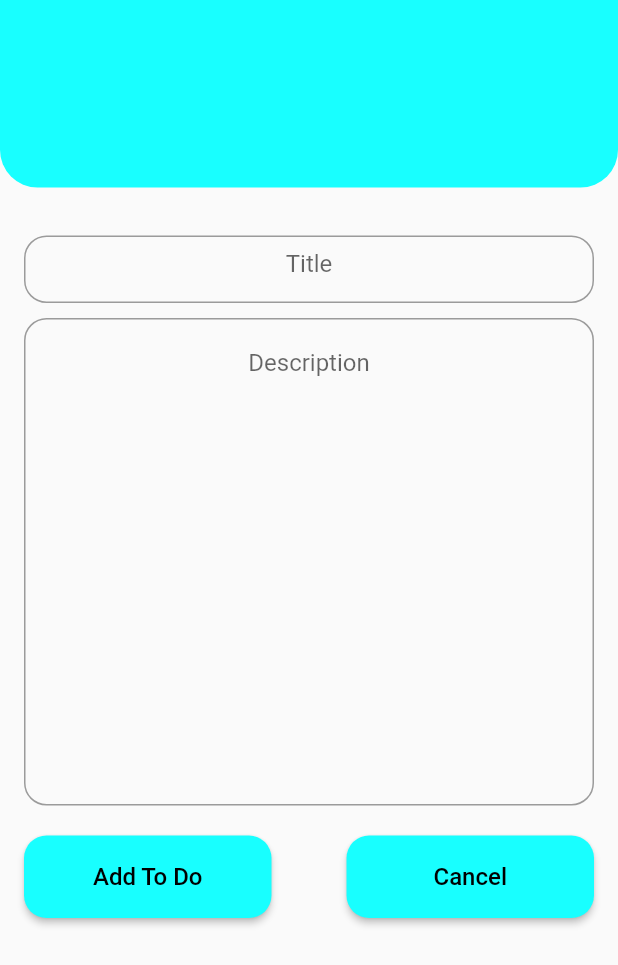
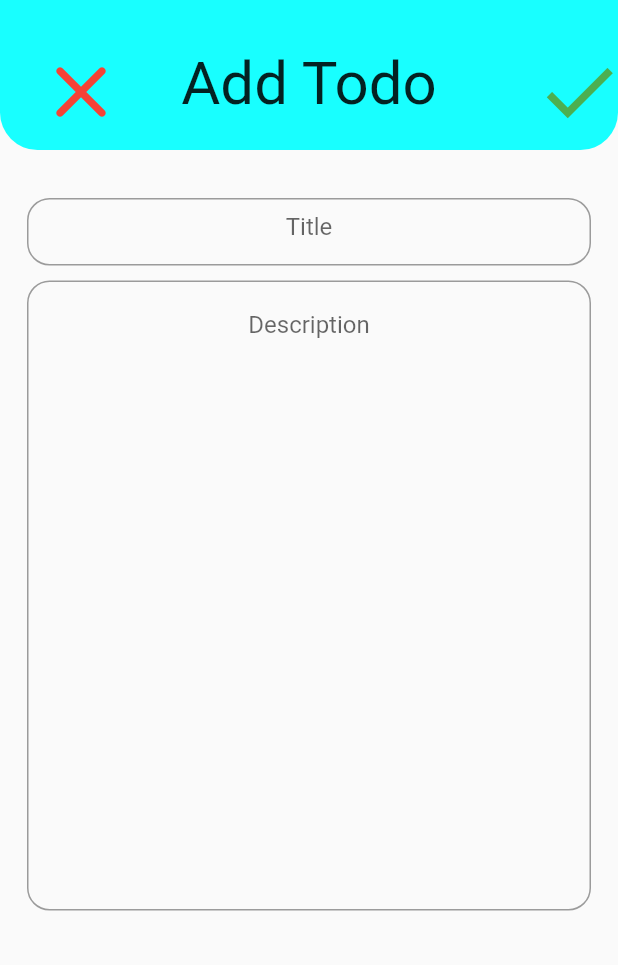
Before and after one commit to nmustakim/TasksList_Getx, a Flutter app: the AddToDo screen opened directly, on a phone screen of 412 x 824 dp. Shown: the top 965 px of the screen. Run offline on Flutter 3.47's test engine with Material 2 defaults, Android fonts, the phone set to English and light mode, and no system bars; our stand-ins replace get.

```diff
--- a/lib/Controller/todoController.dart
+++ b/lib/Controller/todoController.dart
@@ -5,11 +5,7 @@ import 'package:todo_getx/Models/todos.dart';
 
 class ToDoController extends GetxController {
   var todos = <ToDo>[
-    ToDo(
-        title: 'Demo title',
-        desc: 'Demo Description',
-        creationDate: DateTime.now(),
-        isDone: false),
+
   ].obs;
   var foundTodo = <ToDo>[].obs;
 
@@ -40,7 +36,8 @@ class ToDoController extends GetxController {
     todos.removeAt(index);
   }
 
-  void updateToDo(int index, String title, String desc) {
+ updateToDo(int index, String title, String desc) {
     todos[index] = ToDo(title: todos[index].title, desc: todos[index].desc);
+
   }
 }
--- a/lib/Views/addToDo.dart
+++ b/lib/Views/addToDo.dart
@@ -18,12 +18,36 @@ class _AddToDoState extends State<AddToDo> {
   @override
   Widget build(BuildContext context) {
     return Scaffold(
-    body: SingleChildScrollView(
+    body: SafeArea(
+      child: SingleChildScrollView(
             child: Column(
               children: [
-              Container(height: 125,decoration: BoxDecoration(color:Colors.cyanAccent,borderRadius: BorderRadius.only(bottomRight: Radius.circular(25),bottomLeft: Radius.circular(25),)),),
+                Stack(children: [
+                  Container(height: 100,width:MediaQuery.of(context).size.width,decoration: const BoxDecoration(color:Colors.cyanAccent,borderRadius: BorderRadius.only(bottomRight: Radius.circular(25),bottomLeft: Radius.circular(25),)),),
                   Padding(
-                padding: const EdgeInsets.fromLTRB(16, 32,16, 0),
+                    padding: const EdgeInsets.all(16.0),
+                    child: Row(
+                      mainAxisAlignment: MainAxisAlignment.spaceBetween,
+                      children: [
+                        IconButton(onPressed: ()=>Get.back(), icon: const Icon(Icons.close_rounded,color: Colors.red,size: 60)),
+                        const Padding(
+                          padding: EdgeInsets.only(top: 16),
+                          child: Text('Add Todo',style: TextStyle(fontSize: 40),),
+                        ),
+        IconButton(onPressed: () {controller.addToDo(
+        toDoTitle.text,
+        toDoDesc.text,
+        DateTime.now());
+            Get.back();}, icon: const Icon(Icons.check,color: Colors.green,size: 60)),
+
+                      ],
+                    ),
+                  ),
+
+                ],),
+
+                Padding(
+                  padding: const EdgeInsets.fromLTRB(18, 32,18, 0),
                   child: Column(children: [
                     SizedBox(
                       height:45,
@@ -41,53 +65,21 @@ class _AddToDoState extends State<AddToDo> {
                     ),
                     TextField(
                       textAlign: TextAlign.center,
-                    maxLines: 15,
+                      maxLines: 20,
                       controller: toDoDesc,
                       decoration: InputDecoration(
                           hintText: 'Description',
                           border: OutlineInputBorder(
                               borderRadius: BorderRadius.circular(15))),
                     ),
-                  const SizedBox(
-                    height: 20,
-                  ),
-                  Row(
-                    mainAxisAlignment: MainAxisAlignment.spaceBetween,
-                    children: [
-                      Expanded(
-                        child: SizedBox(
-                            height: 55,
-                            child: ElevatedButton(
-                                style: ElevatedButton.styleFrom(
-                                    backgroundColor: Colors.cyanAccent,
-                                    shape: RoundedRectangleBorder(
-                                        borderRadius:
-                                        BorderRadius.circular(15))),
-                                onPressed: () {
-                                  controller.addToDo(
-                                    toDoTitle.text,
-                                    toDoDesc.text,
-                                    DateTime.now(),
-                                  );
-                                  Get.back();
-                                },
-                                child: const Text('Add To Do',style: TextStyle(fontSize: 16,color: Colors.black),))
-                        ),
-                      ),
-                      SizedBox(width: 50,),
-                      Expanded(
-                        child: SizedBox(
-                            height: 55,
-                            child: ElevatedButton(style:ElevatedButton.styleFrom( backgroundColor: Colors.cyanAccent,shape: RoundedRectangleBorder(borderRadius: BorderRadius.circular(15)) ),onPressed: ()=>Get.back(), child: Text('Cancel',style: TextStyle(fontSize: 16,color: Colors.black),))),
-                      )
-                    ],
-                  ),
+
                   ],),
                 ),
 
               ],
             ),
           ),
+    ),
     );
   }
 }
--- a/lib/Views/home.dart
+++ b/lib/Views/home.dart
@@ -1,11 +1,14 @@
 import 'package:flutter/material.dart';
 import 'package:get/get.dart';
 import 'package:todo_getx/Views/todo_home.dart';
+
+import '../Controller/todoController.dart';
 class Home extends StatelessWidget {
  Home({Key? key}) : super(key: key);
 final name = TextEditingController();
   @override
   Widget build(BuildContext context) {
+    final todoController = Get.put(ToDoController());
     return Scaffold(
 
       body:SingleChildScrollView(
@@ -32,7 +35,7 @@ final name = TextEditingController();
               ),
             ),
           ),
-          ElevatedButton(onPressed: ()=>Get.to(TodoHome(name: name.text,)),style: ElevatedButton.styleFrom(backgroundColor: Colors.cyanAccent,foregroundColor: Colors.black,shape: RoundedRectangleBorder(borderRadius: BorderRadius.circular(15))), child: const Text('Let\'s Start >'),)
+          ElevatedButton(onPressed: (){if(name.text.isEmpty){Get.snackbar('No name!', 'Please Enter Your Name');}else{Get.to(TodoHome(name: name.text,));}},style: ElevatedButton.styleFrom(backgroundColor: Colors.cyanAccent,foregroundColor: Colors.black,shape: RoundedRectangleBorder(borderRadius: BorderRadius.circular(15))), child: const Text('Let\'s Start >'),)
         ],),),
       ),
     );
--- a/lib/main.dart
+++ b/lib/main.dart
@@ -10,11 +10,13 @@ void main() {
 
 class MyApp extends StatelessWidget {
   MyApp({super.key});
-  final ToDoController counter = Get.put(ToDoController());
 
   @override
   Widget build(BuildContext context) {
     return GetMaterialApp(
+      theme: ThemeData(
+       primaryColor: Colors.cyanAccent
+      ),
       debugShowCheckedModeBanner: false,
       home: Home(),
     );
```
Also changed, not shown: lib/Views/details.dart (+27 -4 lines), lib/Views/edit_todo.dart (+33 -57 lines), lib/Views/todo_home.dart (+19 -9 lines). Lines whose indentation alone changed are shown as unchanged.
